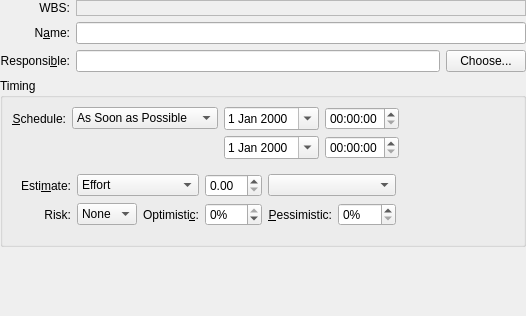
Above: src/libs/ui/kpttaskgeneralpanelbase.ui from KDE/calligraplan before the change. Below: the same form after it.
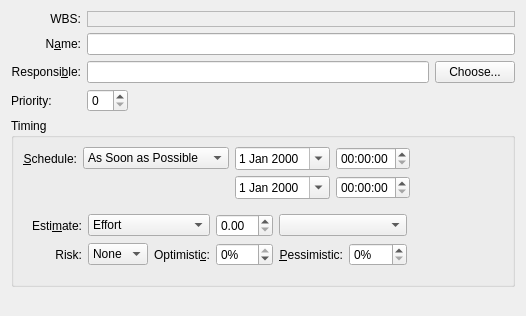
That is the form after the change. Custom widgets are drawn as their Qt base class.

Commit message:
Bug 309038 - Add priority feature, use value for levelling/scheduling.
Can only use TJ scheduler for now.

* Add priority property to Node
* Load/save xml for Project and Task
* Add to models
* Add to dialogs
* Use priority in TJ Scheduler

FIXED-IN: 3.1.89

Patch:
```diff
--- a/src/libs/ui/kpttaskgeneralpanelbase.ui
+++ b/src/libs/ui/kpttaskgeneralpanelbase.ui
@@ -12,18 +12,6 @@
    </rect>
   </property>
   <layout class="QVBoxLayout" name="verticalLayout">
-   <property name="leftMargin">
-    <number>0</number>
-   </property>
-   <property name="topMargin">
-    <number>0</number>
-   </property>
-   <property name="rightMargin">
-    <number>0</number>
-   </property>
-   <property name="bottomMargin">
-    <number>0</number>
-   </property>
    <item>
     <layout class="QGridLayout" name="gridLayout_2">
      <item row="0" column="0">
@@ -139,6 +127,33 @@
        </item>
       </layout>
      </item>
+     <item row="3" column="0">
+      <widget class="QLabel" name="label">
+       <property name="text">
+        <string>Priority:</string>
+       </property>
+      </widget>
+     </item>
+     <item row="3" column="1">
+      <layout class="QHBoxLayout" name="horizontalLayout">
+       <item>
+        <widget class="QSpinBox" name="ui_priority"/>
+       </item>
+       <item>
+        <spacer name="horizontalSpacer_3">
+         <property name="orientation">
+          <enum>Qt::Horizontal</enum>
+         </property>
+         <property name="sizeHint" stdset="0">
+          <size>
+           <width>40</width>
+           <height>20</height>
+          </size>
+         </property>
+        </spacer>
+       </item>
+      </layout>
+     </item>
     </layout>
    </item>
    <item>
```
Left out of the diff: 2 changed lines with no effect on the pictures. The commit also changes 17 other files.
